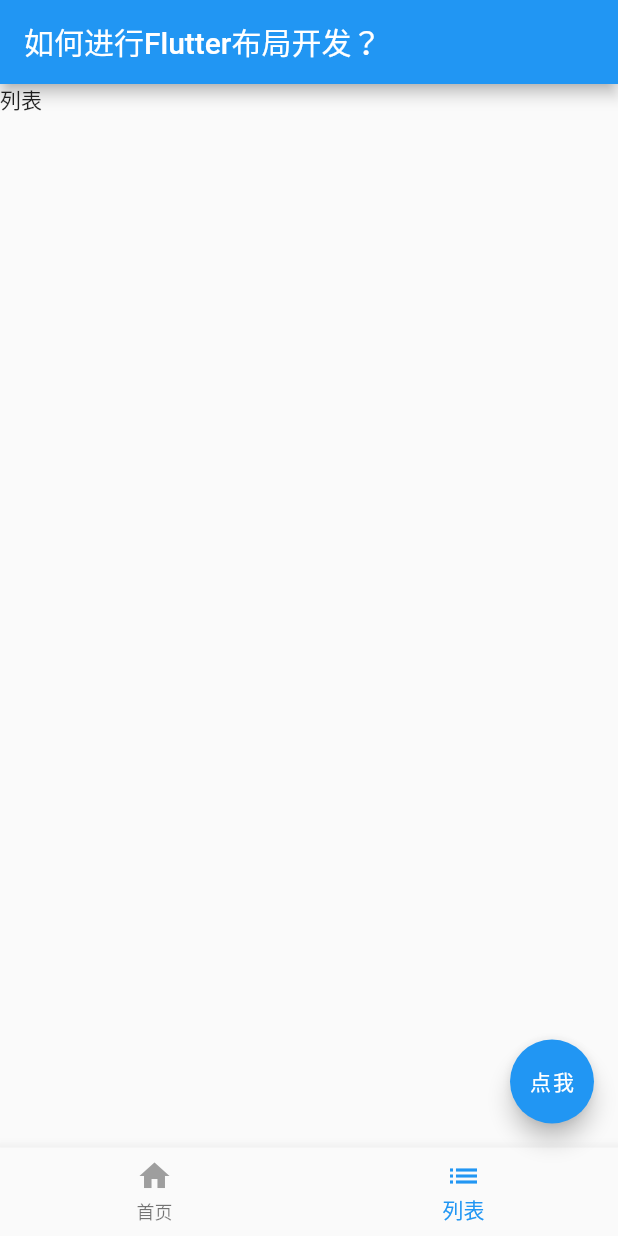
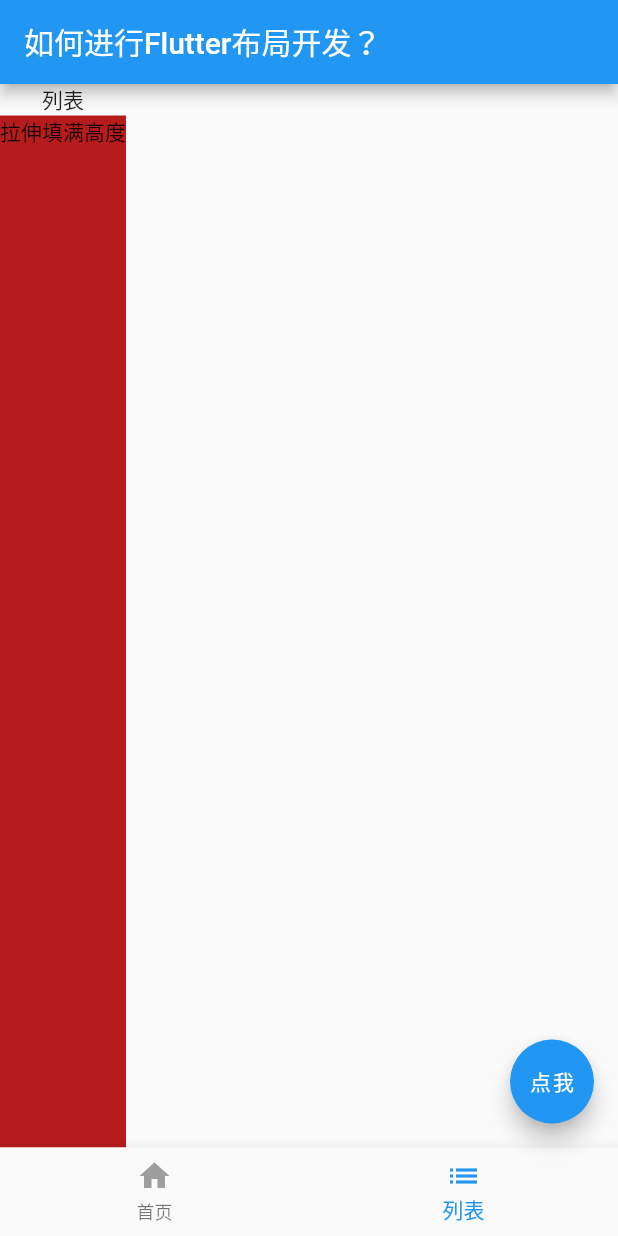
Before and after one commit to talonerain/flutter_base_demo, a Flutter app: the screen it shows after launch, item 2 of the bottom bar chosen, on a phone screen of 412 x 824 dp. Run offline on Flutter 3.47's test engine with Material 2 defaults, Android fonts, the phone set to English and light mode, and no system bars; missing offline and left inert: flutter_color_plugin; network calls fail.

Commit message:
布局开发完成

```diff
--- a/lib/flutter_layout_page.dart
+++ b/lib/flutter_layout_page.dart
@@ -153,13 +153,35 @@ class _FlutterLayoutPageState extends State<FlutterLayoutPage> {
                                   ))
                             ],
                           ),
+                          Wrap(
+                            // 创建一个Wrap布局，从左到右进行排列，会自动换行
+                            spacing: 8,
+                            runSpacing: 6,
+                            children: <Widget>[
+                              _chip('Flutter'),
+                              _chip('进阶'),
+                              _chip('实战'),
+                              _chip('携程'),
+                              _chip('App'),
+                            ],
+                          ),
                         ],
                       ),
                     )
                   ],
                 ),
                 onRefresh: _handleRefresh)
-            : Text('列表'),
+            : Column(
+                children: <Widget>[
+                  Text('列表'),
+                  // Expanded：控制容器在父容器中所能撑的大小
+                  Expanded(
+                      child: Container(
+                    decoration: BoxDecoration(color: Colors.red.shade900),
+                    child: Text('拉伸填满高度'),
+                  ))
+                ],
+              ),
       ),
     );
   }
@@ -180,4 +202,17 @@ class _FlutterLayoutPageState extends State<FlutterLayoutPage> {
       ),
     );
   }
+
+  _chip(String label) {
+    return Chip(
+      label: Text(label),
+      avatar: CircleAvatar(
+        backgroundColor: Colors.blue.shade900,
+        child: Text(
+          label.substring(1),
+          style: TextStyle(fontSize: 10),
+        ),
+      ),
+    );
+  }
 }
```
